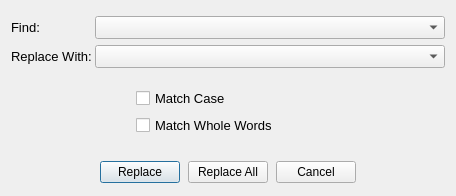
Qt form forms/dialog_replace.ui (copperspice/diamond) before a commit.
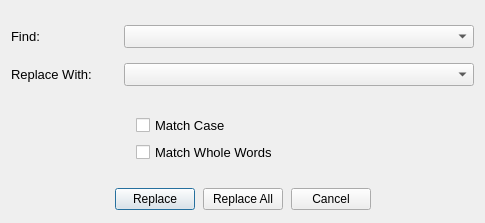
The same form after that commit.

Commit message: Change field name in find and find/replace

Patch:
```diff
--- a/forms/dialog_replace.ui
+++ b/forms/dialog_replace.ui
@@ -5,12 +5,12 @@
   <property name="windowModality">
    <enum>Qt::NonModal</enum>
   </property>
-  <property name="geometry">
+  <property name="geometry" stdset="0">
    <rect>
     <x>0</x>
     <y>0</y>
-    <width>456</width>
-    <height>196</height>
+    <width>485</width>
+    <height>223</height>
    </rect>
   </property>
   <property name="windowTitle">
```
Left out of the diff: 128 changed lines with no effect on the pictures. The commit also changes 1 other file.
